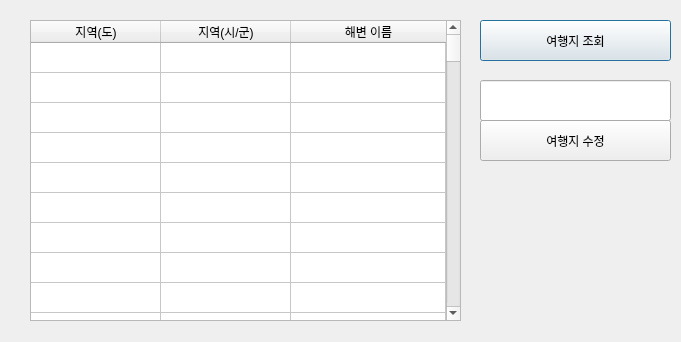
This is tourist.ui in DaLv-code/summer as Qt 5 draws it before an edit. The edited form follows.
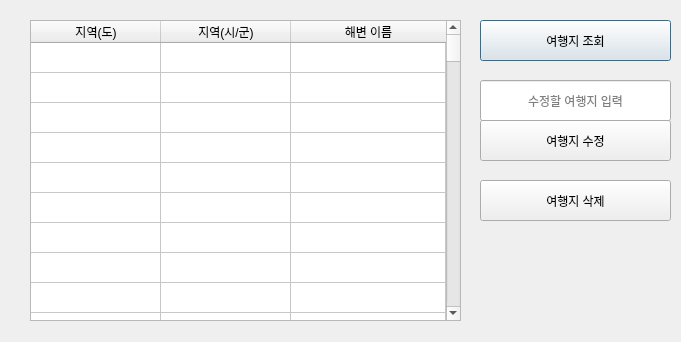
This is the edited form.

The edit to the form file:
```diff
--- a/tourist.ui
+++ b/tourist.ui
@@ -48,6 +48,12 @@
      <height>41</height>
     </rect>
    </property>
+   <property name="alignment">
+    <set>Qt::AlignCenter</set>
+   </property>
+   <property name="placeholderText">
+    <string>수정할 여행지 입력</string>
+   </property>
   </widget>
   <widget class="QTableWidget" name="tableWidget">
    <property name="geometry">
@@ -387,6 +393,19 @@
     </property>
    </column>
   </widget>
+  <widget class="QPushButton" name="pushButton_3">
+   <property name="geometry">
+    <rect>
+     <x>480</x>
+     <y>180</y>
+     <width>191</width>
+     <height>41</height>
+    </rect>
+   </property>
+   <property name="text">
+    <string>여행지 삭제</string>
+   </property>
+  </widget>
  </widget>
  <resources/>
  <connections/>
```
Left out of the diff: 8 changed lines with no effect on the pictures.
